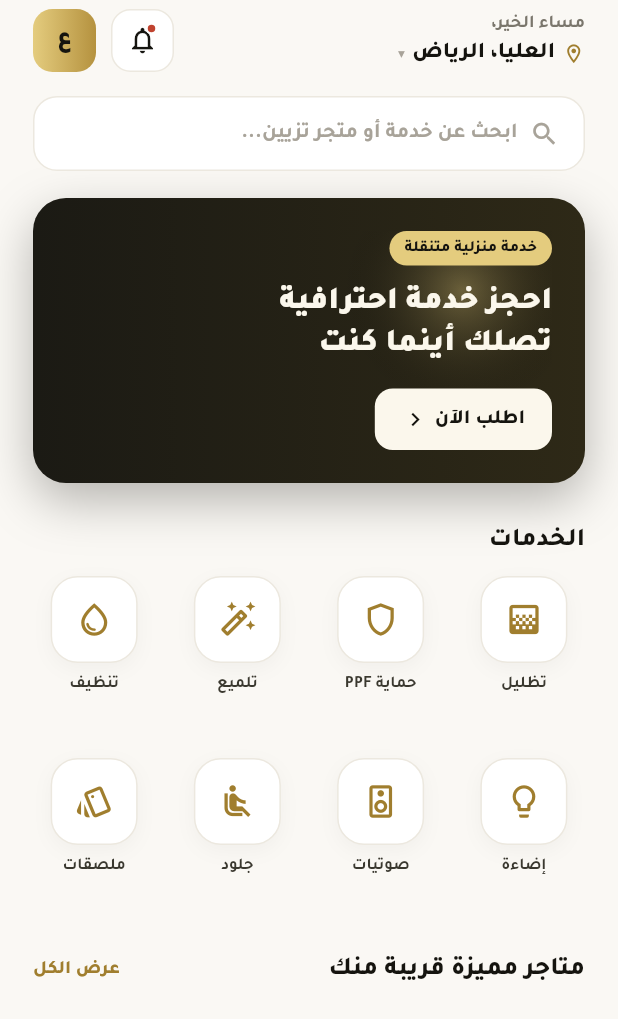
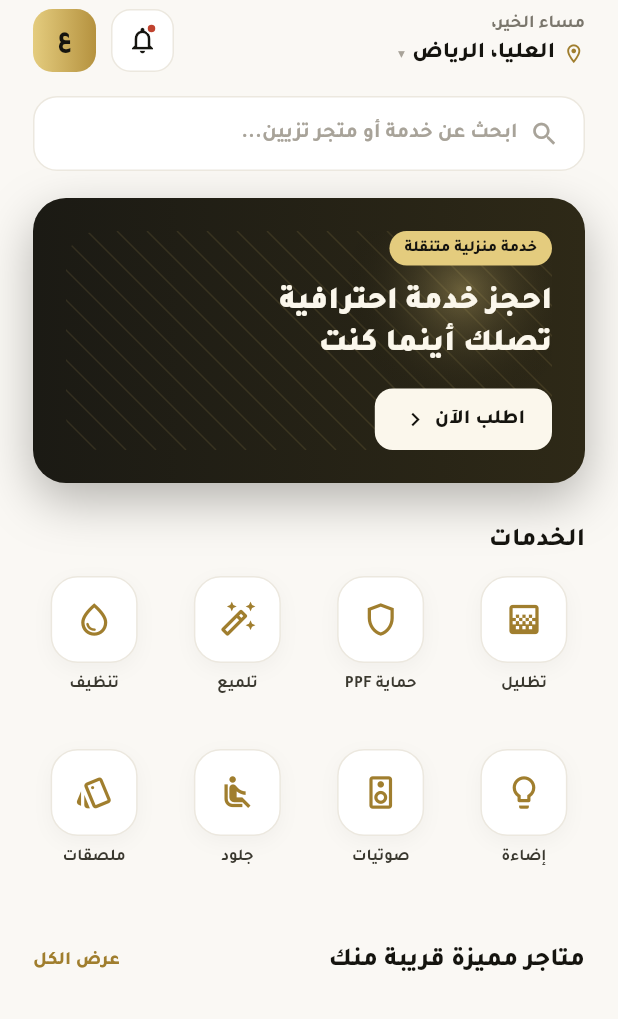
Before and after one commit to hh2000h4000/cars, a Flutter app: the HomeScreen screen opened directly, on a phone screen of 412 x 824 dp. Shown: the top 1019 px of the screen. Run offline on Flutter 3.47's test engine with Material 3 defaults, Android fonts, the phone set to English and light mode, and no system bars; our stand-ins replace dio, flutter_map, flutter_secure_storage, geolocator, image_picker, latlong2 and 1 more; accounts and stored records are empty.

Commit message:
Fix home screen banner lines and services grid spacing
- Add golden diagonal lines (GoldenLinesPainter) to the hero banner,
  same as the shop cards — was missing, only had radial glow
- Reduce services grid mainAxisSpacing from 16 → 10 to tighten the
  gap between the two rows of service icons

Co-Authored-By: Claude Sonnet 4.6 <noreply@anthropic.com>
Claude-Session: https://claude.ai/code/session_01Qq4FwjkdksqQ2R4vt1V6En

```diff
--- a/car_decoration_app/lib/screens/customer/home_screen.dart
+++ b/car_decoration_app/lib/screens/customer/home_screen.dart
@@ -120,6 +120,13 @@ class HomeScreen extends StatelessWidget {
                   ),
                   child: Stack(
                     children: [
+                      // Golden diagonal lines — same painter as shop cards
+                      Positioned.fill(
+                        child: ClipRRect(
+                          borderRadius: BorderRadius.circular(22),
+                          child: CustomPaint(painter: _GoldenLinesPainter()),
+                        ),
+                      ),
                       Positioned(
                         top: -40, right: -20,
                         child: Container(
@@ -170,7 +177,7 @@ class HomeScreen extends StatelessWidget {
               child: GridView.builder(
                 shrinkWrap: true,
                 physics: const NeverScrollableScrollPhysics(),
-                gridDelegate: const SliverGridDelegateWithFixedCrossAxisCount(crossAxisCount: 4, mainAxisSpacing: 16, crossAxisSpacing: 6, childAspectRatio: .85),
+                gridDelegate: const SliverGridDelegateWithFixedCrossAxisCount(crossAxisCount: 4, mainAxisSpacing: 10, crossAxisSpacing: 6, childAspectRatio: .85),
                 itemCount: _categories.length,
                 itemBuilder: (_, i) {
                   final (name, icon) = _categories[i];
```
